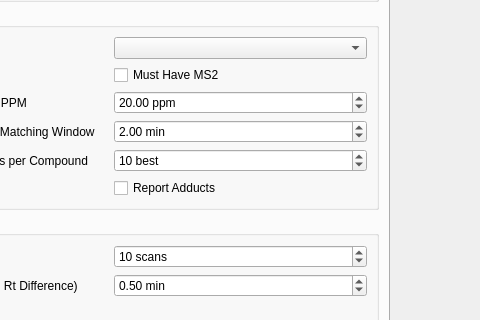
First picture: the form in mzroll/forms/peakdetectiondialog.ui, repository eugenemel/maven, before the edit; both pictures show x 180 to 660 and y 226 to 546 of the 751 by 773 pixel window.
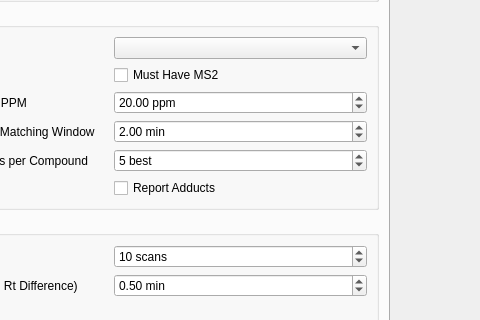
Second picture: the form after the edit. The open tabs and pages were chosen to show the change.

```diff
--- a/mzroll/forms/peakdetectiondialog.ui
+++ b/mzroll/forms/peakdetectiondialog.ui
@@ -293,13 +293,13 @@
              <number>1</number>
             </property>
             <property name="maximum">
-             <number>999999999</number>
+             <number>10000</number>
             </property>
             <property name="value">
              <number>5</number>
             </property>
             <property name="displayIntegerBase">
-             <number>5</number>
+             <number>10</number>
             </property>
            </widget>
           </item>
```
Left out of the diff: 2 changed lines with no effect on the pictures.
